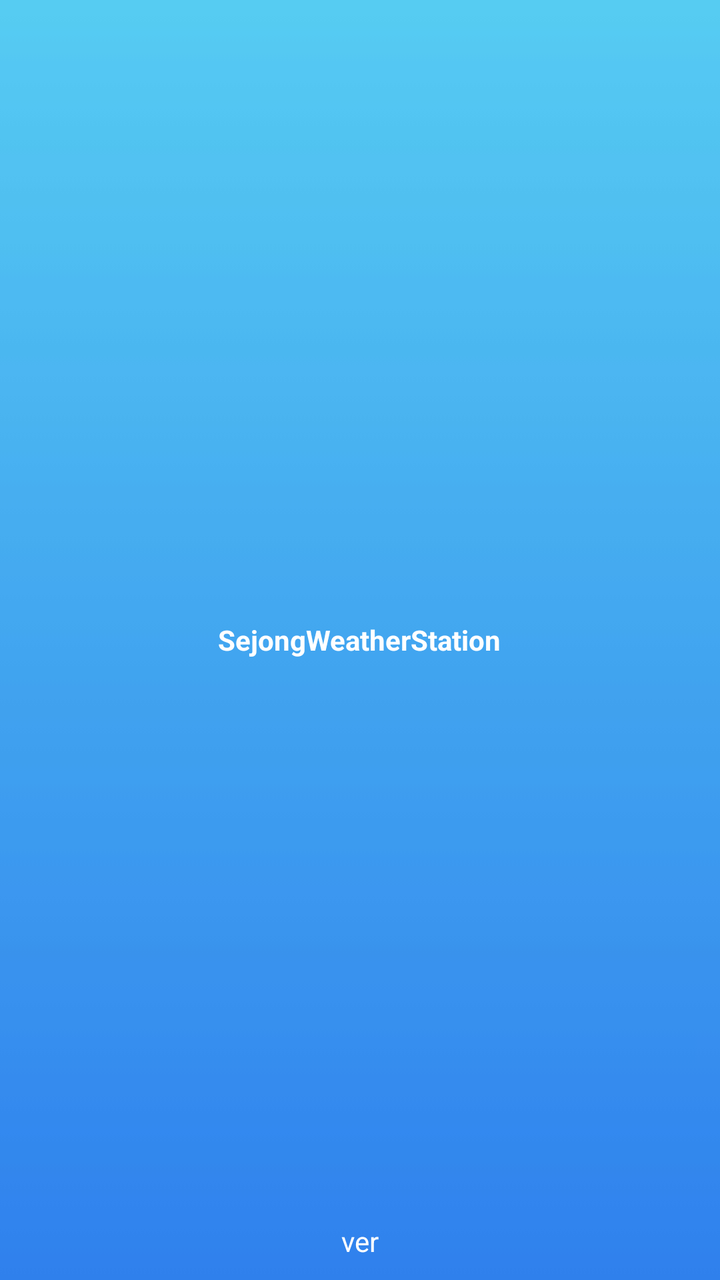
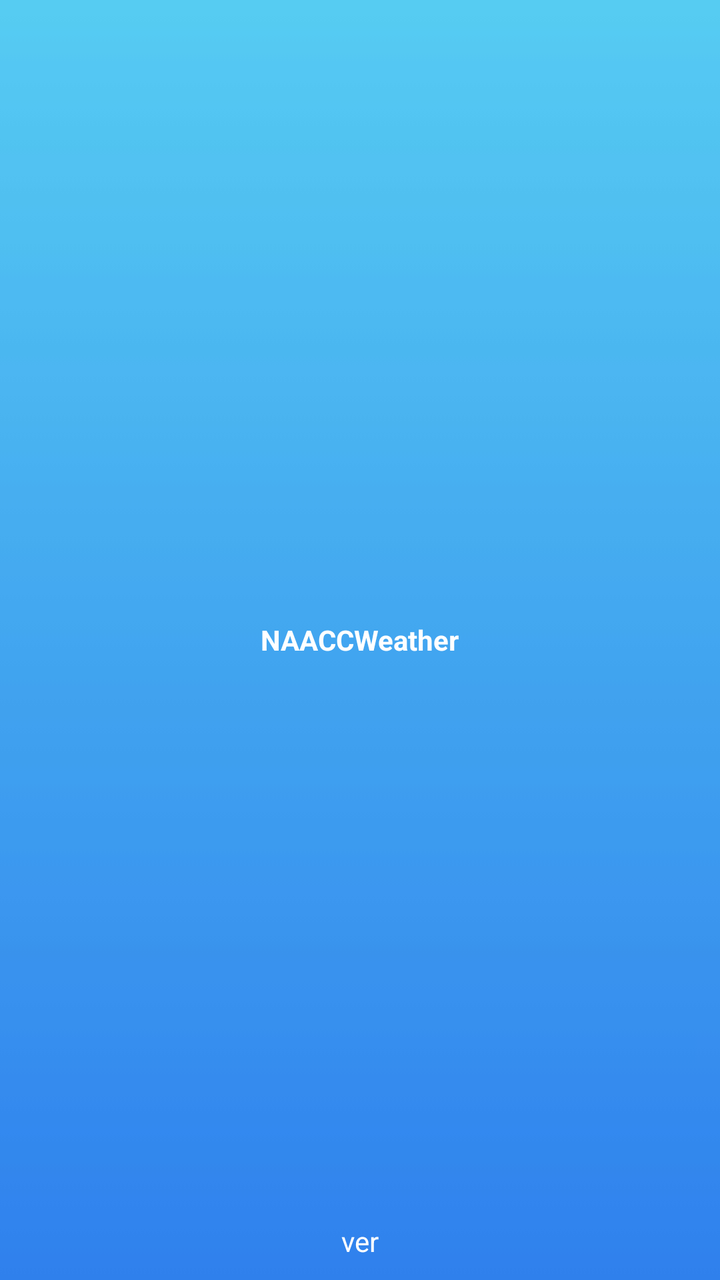

Compare the two renders of this Android layout. The source of the first and the diff that turns it into the second are given below.
<!-- AndroidManifest.xml: application theme AppTheme -->
<!-- res/layout/activity_loading.xml -->
<?xml version="1.0" encoding="utf-8"?>
<RelativeLayout xmlns:android="http://schemas.android.com/apk/res/android"
    xmlns:tools="http://schemas.android.com/tools"

    tools:context="net.ijoon.ijoonweatherstation.view.LoadingActivity"
    android:layout_width="match_parent"
    android:layout_height="match_parent"
    android:background="@drawable/blue_skies">

    <TextView
        android:layout_width="wrap_content"
        android:layout_height="wrap_content"
        android:layout_centerInParent="true"
        android:text="SejongWeatherStation"
        android:textColor="@color/white"
        android:textStyle="bold" />

    <TextView
        android:layout_width="wrap_content"
        android:layout_height="wrap_content"
        android:layout_centerHorizontal="true"
        android:layout_alignParentBottom="true"
        android:layout_marginBottom="10dp"
        android:id="@+id/tvVersion"
        android:text="ver"
        android:textColor="@color/white"/>
</RelativeLayout>
<!-- resources referenced by this layout -->
<resources>
  <color name="white">#fff</color>
  <!-- drawable blue_skies: jpg bitmap (drawable-v24, 1647 bytes) -->
  <style name="AppTheme" parent="Theme.AppCompat.Light.DarkActionBar">
          
          <item name="colorPrimary">@color/blueSkiestop</item>
          <item name="colorPrimaryDark">@color/blueSkiestop</item>
          <item name="colorAccent">@color/black</item>
      </style>
  <color name="blueSkiestop">#56CBF2</color>
  <color name="black">#000</color>
</resources>

<!-- the commit's change to res/layout/activity_loading.xml (unified diff, before → after) -->
@@ -11,7 +11,7 @@
         android:layout_width="wrap_content"
         android:layout_height="wrap_content"
         android:layout_centerInParent="true"
-        android:text="SejongWeatherStation"
+        android:text="NAACCWeather"
         android:textColor="@color/white"
         android:textStyle="bold" />
 
